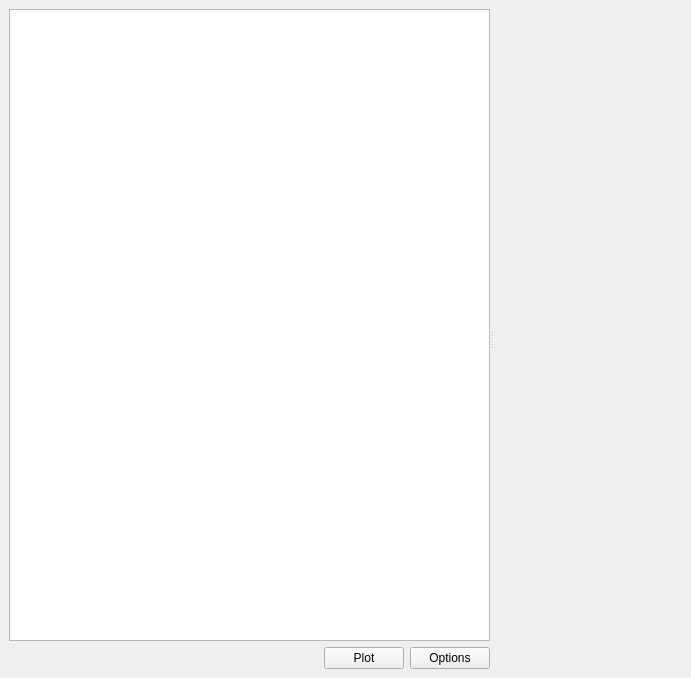
This is profit/widgets/ui_plot.ui in hpsilva/profitpy as Qt 5 draws it before an edit. The edited form follows.
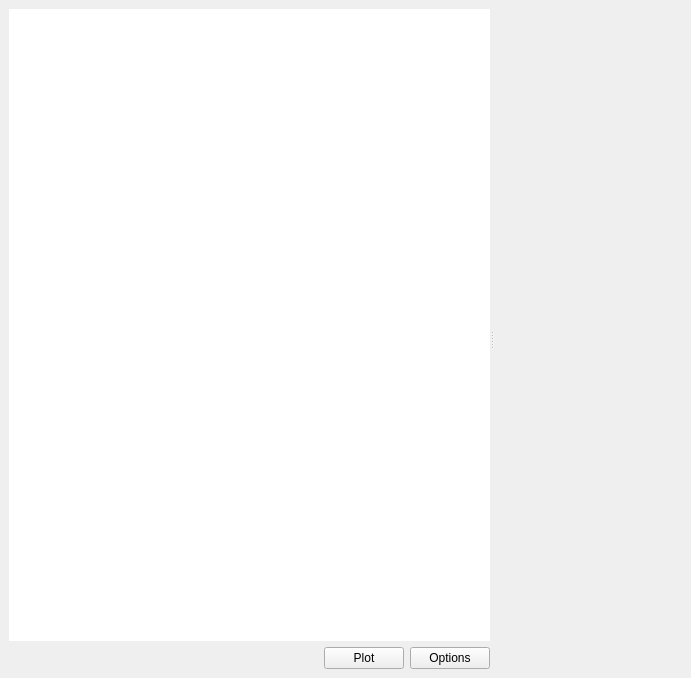
This is the edited form. Icons and pictures are not drawn. Custom widgets are drawn as their Qt base class.

Commit message: Further build-out of strategy display widget.  Removed excess frames and margin from most displays.

Patch:
```diff
--- a/profit/widgets/ui_plot.ui
+++ b/profit/widgets/ui_plot.ui
@@ -37,6 +37,12 @@
          <property name="contextMenuPolicy" >
           <enum>Qt::CustomContextMenu</enum>
          </property>
+         <property name="frameShape" >
+          <enum>QFrame::NoFrame</enum>
+         </property>
+         <property name="frameShadow" >
+          <enum>QFrame::Plain</enum>
+         </property>
          <property name="uniformRowHeights" >
           <bool>true</bool>
          </property>
```
The commit also changes 20 other files.
